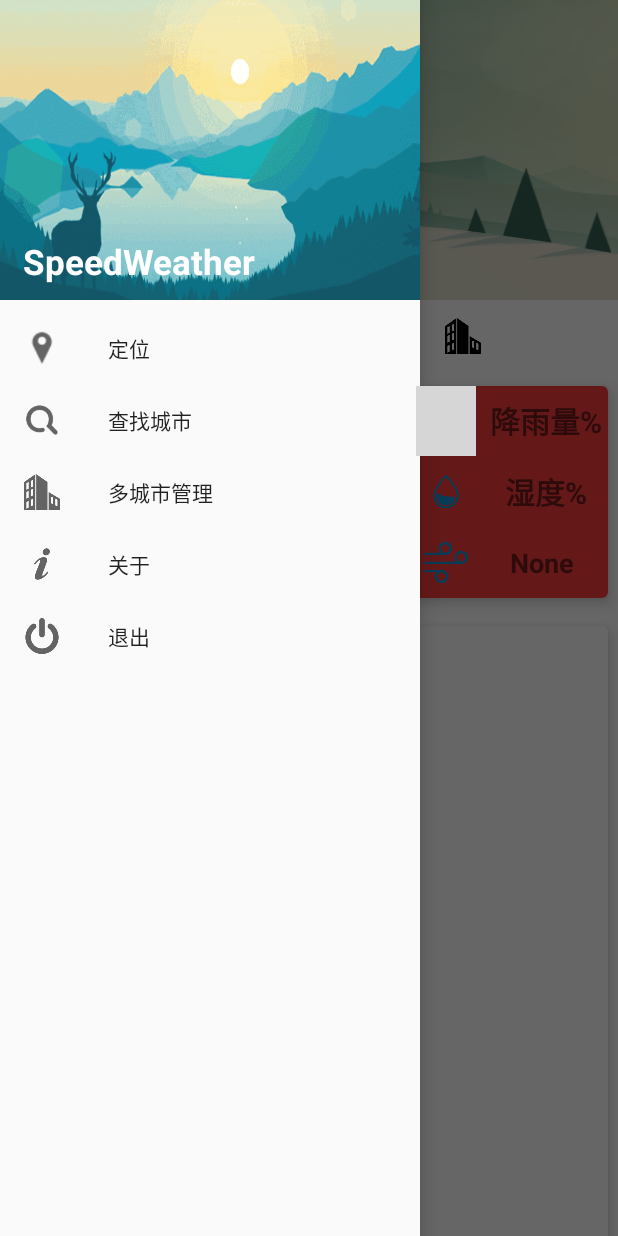
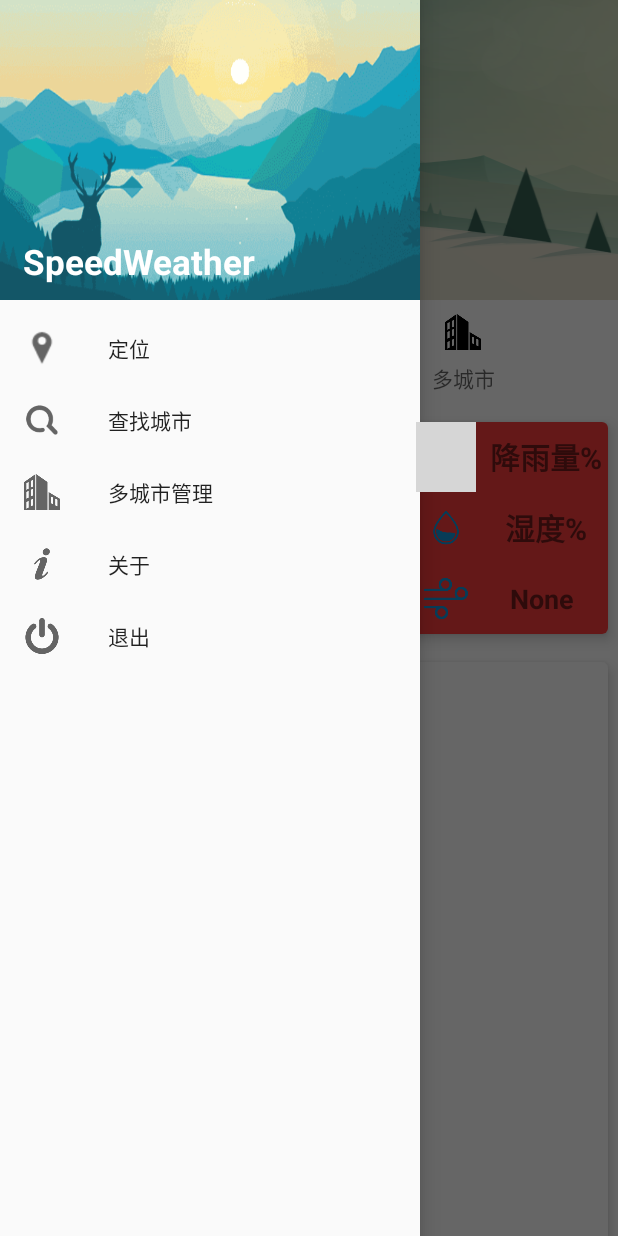
Before and after one commit to CKRao/Weather, an Android app: the screen it shows after launch (MainActivity), with the side drawer open, on a phone screen of 412 x 824 dp. Run offline under Robolectric (Android 15) with nearby library versions, the phone set to English and light mode, and no system bars; grey boxes are pictures that could not be loaded.

Commit message:
commit change1.2.5

```diff
--- a/app/src/main/java/com/example/ckrao/myapplication/Adapter/MyViewPagerAdapter.java
+++ b/app/src/main/java/com/example/ckrao/myapplication/Adapter/MyViewPagerAdapter.java
@@ -42,6 +42,6 @@ public class MyViewPagerAdapter extends PagerAdapter {
 
     @Override
     public CharSequence getPageTitle(int position) {
-        return "";
+        return mTitles[position];
     }
 }
--- a/app/src/main/java/com/example/ckrao/myapplication/MainActivity.java
+++ b/app/src/main/java/com/example/ckrao/myapplication/MainActivity.java
@@ -87,18 +87,15 @@ public class MainActivity extends AppCompatActivity implements SwipeRefreshLayou
     private ImageView img_04;
     private ImageView img_05;
     private ImageView img_06;
-    private ImageView img_07;
     private TextView temp_01;
     private TextView temp_02;
     private TextView temp_03;
     private TextView temp_04;
     private TextView temp_05;
     private TextView temp_06;
-    private TextView temp_07;
     private TextView week_04;
     private TextView week_05;
     private TextView week_06;
-    private TextView week_07;
     private TextView mSport_tx;
     private TextView mSport_content;
     private TextView tip;
@@ -135,6 +132,7 @@ public class MainActivity extends AppCompatActivity implements SwipeRefreshLayou
     private static final int MORECITY_ISEXIT = 105;
     private static final int START_SEARCH = 106;
     private static final int START_MORECITY = 107;
+    private static final int REFRESH_LOCALCITY= 108;
     private boolean isExit = false;
     private RecyclerView mRecyclerView;
     private long exitTime = 0;
@@ -182,6 +180,9 @@ public class MainActivity extends AppCompatActivity implements SwipeRefreshLayou
                     Intent intent = new Intent(MainActivity.this, SelectActivity.class);
                     intent.putExtra("From", data);
                     startActivityForResult(intent, 0);
+                    break;
+                case REFRESH_LOCALCITY:
+                    mSwipeRefreshLayout.setRefreshing(false);
                     break;
                 default:
                     CurrentWeatherBean bean = (CurrentWeatherBean) msg.obj;
@@ -422,7 +423,7 @@ public class MainActivity extends AppCompatActivity implements SwipeRefreshLayou
 
                         mMoreCityModels.get(finalI).setCity(bean.getHeWeather5().get(0).getBasic().getCity());
                         mMoreCityModels.get(finalI).setTemp(bean.getHeWeather5().get(0).getNow().getTmp());
-                        mMoreCityModels.get(finalI).setWeather(bean.getHeWeather5().get(0).getNow().getCond().getTxt());
+                        mMoreCityModels.get(finalI).setWeather(getResource("img" + bean.getHeWeather5().get(0).getDaily_forecast().get(0).getCond().getCode_d()));
                         mMoreCityModels.get(finalI).setMax(bean.getHeWeather5().get(0).getDaily_forecast().get(0).getTmp().getMax());
                         mMoreCityModels.get(finalI).setMin(bean.getHeWeather5().get(0).getDaily_forecast().get(0).getTmp().getMin());
                         setDataForList("moreCity", mMoreCityModels);
@@ -488,7 +489,7 @@ public class MainActivity extends AppCompatActivity implements SwipeRefreshLayou
         img_04 = (ImageView) mView1.findViewById(R.id.id_wea_04);
         img_05 = (ImageView) mView1.findViewById(R.id.id_wea_05);
         img_06 = (ImageView) mView1.findViewById(R.id.id_wea_06);
-        img_07 = (ImageView) mView1.findViewById(R.id.id_wea_07);
+
 
         temp_01 = (TextView) mView1.findViewById(R.id.temp_01);
         temp_02 = (TextView) mView1.findViewById(R.id.temp_02);
@@ -496,12 +497,12 @@ public class MainActivity extends AppCompatActivity implements SwipeRefreshLayou
         temp_04 = (TextView) mView1.findViewById(R.id.temp_04);
         temp_05 = (TextView) mView1.findViewById(R.id.temp_05);
         temp_06 = (TextView) mView1.findViewById(R.id.temp_06);
-        temp_07 = (TextView) mView1.findViewById(R.id.temp_07);
+
 
         week_04 = (TextView) mView1.findViewById(R.id.week_04);
         week_05 = (TextView) mView1.findViewById(R.id.week_05);
         week_06 = (TextView) mView1.findViewById(R.id.week_06);
-        week_07 = (TextView) mView1.findViewById(R.id.week_07);
+
 
         mRainfall = (TextView) mView1.findViewById(R.id.rainfall);
         mHumidity = (TextView) mView1.findViewById(R.id.humidity);
@@ -570,25 +571,25 @@ public class MainActivity extends AppCompatActivity implements SwipeRefreshLayou
         img_04.setImageResource(getResource(bean.getImg_04()));
         img_05.setImageResource(getResource(bean.getImg_05()));
         img_06.setImageResource(getResource(bean.getImg_06()));
-        img_07.setImageResource(getResource(bean.getImg_07()));
+
         temp_01.setText(bean.getTemp_01());
         temp_02.setText(bean.getTemp_02());
         temp_03.setText(bean.getTemp_03());
         temp_04.setText(bean.getTemp_04());
         temp_05.setText(bean.getTemp_05());
         temp_06.setText(bean.getTemp_06());
-        temp_07.setText(bean.getTemp_07());
+
         week_04.setText(bean.getWeek_04());
         week_05.setText(bean.getWeek_05());
         week_06.setText(bean.getWeek_06());
-        week_07.setText(bean.getWeek_07());
+
         mRainfall.setText(bean.getRainfall() + "%");
         mHumidity.setText(bean.getHumidity() + "%");
         mWinddirection.setText(bean.getWinddirection());
     }
 
     //通过图片名获取资源ID
-    private int getResource(String img) {
+    public  int getResource(String img) {
         Context ctx = getApplicationContext();
         int resId = getResources().getIdentifier(img, "drawable", ctx.getPackageName());
         return resId;
@@ -647,18 +648,18 @@ public class MainActivity extends AppCompatActivity implements SwipeRefreshLayou
         img_04.setImageResource(getResource(prefs.getString("img04", "img999")));
         img_05.setImageResource(getResource(prefs.getString("img05", "img999")));
         img_06.setImageResource(getResource(prefs.getString("img06", "img999")));
-        img_07.setImageResource(getResource(prefs.getString("img07", "img999")));
+
         temp_01.setText(prefs.getString("temp01", ""));
         temp_02.setText(prefs.getString("temp02", ""));
         temp_03.setText(prefs.getString("temp03", ""));
         temp_04.setText(prefs.getString("temp04", ""));
         temp_05.setText(prefs.getString("temp05", ""));
         temp_06.setText(prefs.getString("temp06", ""));
-        temp_07.setText(prefs.getString("temp07", ""));
+
         week_04.setText(prefs.getString("week04", ""));
         week_05.setText(prefs.getString("week05", ""));
         week_06.setText(prefs.getString("week06", ""));
-        week_07.setText(prefs.getString("week07", ""));
+
         mRainfall.setText(prefs.getString("rainfall", "降雨量") + "%");
         mHumidity.setText(prefs.getString("humidity", "湿度") + "%");
         mWinddirection.setText(prefs.getString("winddirection", "None"));
@@ -722,7 +723,6 @@ public class MainActivity extends AppCompatActivity implements SwipeRefreshLayou
             switch (resultCode) {
                 case 0:
                     myCity = data.getStringExtra("city_name");
-
                     Snackbar.make(layout, myCity,
                             Snackbar.LENGTH_LONG).show();
                     try {
@@ -738,7 +738,6 @@ public class MainActivity extends AppCompatActivity implements SwipeRefreshLayou
                             try {
                                 Log.i("Rao", response);
                                 analysis(response);
-
                             } catch (Exception e) {
                                 e.printStackTrace();
                             }
@@ -798,7 +797,7 @@ public class MainActivity extends AppCompatActivity implements SwipeRefreshLayou
         MoreCityModel moreCityModel = new MoreCityModel();
         moreCityModel.setCity(bean.getHeWeather5().get(0).getBasic().getCity());
         moreCityModel.setTemp(bean.getHeWeather5().get(0).getNow().getTmp());
-        moreCityModel.setWeather(bean.getHeWeather5().get(0).getNow().getCond().getTxt());
+        moreCityModel.setWeather(getResource("img" + bean.getHeWeather5().get(0).getDaily_forecast().get(0).getCond().getCode_d()));
         moreCityModel.setMax(bean.getHeWeather5().get(0).getDaily_forecast().get(0).getTmp().getMax());
         moreCityModel.setMin(bean.getHeWeather5().get(0).getDaily_forecast().get(0).getTmp().getMin());
         mMoreCityModels.add(moreCityModel);
@@ -911,6 +910,7 @@ public class MainActivity extends AppCompatActivity implements SwipeRefreshLayou
         Message message = new Message();
         message.obj = bean1;
         mHandler.sendMessage(message);
+
     }
 
     @Override
@@ -954,6 +954,7 @@ public class MainActivity extends AppCompatActivity implements SwipeRefreshLayou
 
 
     private void setTheLocalCity(String city) {
+        mSwipeRefreshLayout.setRefreshing(true);
         Snackbar.make(layout, "当前城市：" + city,
                 Snackbar.LENGTH_LONG).show();
         try {
@@ -979,6 +980,7 @@ public class MainActivity extends AppCompatActivity implements SwipeRefreshLayou
             }
         });
         mLocationClient.stop();
+        mHandler.sendEmptyMessageDelayed(REFRESH_LOCALCITY,2000);
     }
 
     @Override
--- a/app/src/main/java/com/example/ckrao/myapplication/Model/MoreCityModel.java
+++ b/app/src/main/java/com/example/ckrao/myapplication/Model/MoreCityModel.java
@@ -7,7 +7,7 @@ package com.example.ckrao.myapplication.Model;
 public class MoreCityModel {
     private String city;
     private String temp;
-    private String weather;
+    private int weather;
     private String max,min;
 
     public String getMax() {
@@ -42,11 +42,11 @@ public class MoreCityModel {
         this.temp = temp;
     }
 
-    public String getWeather() {
+    public int getWeather() {
         return weather;
     }
 
-    public void setWeather(String weather) {
+    public void setWeather(int weather) {
         this.weather = weather;
     }
 }
--- a/app/src/main/java/com/example/ckrao/myapplication/SplashActivity.java
+++ b/app/src/main/java/com/example/ckrao/myapplication/SplashActivity.java
@@ -23,7 +23,7 @@ public class SplashActivity extends Activity {
                 finish();
         overridePendingTransition(R.anim.stand,R.anim.splash);
             }
-        },500);
+        },700);
 
     }
 }
--- a/app/src/main/res/drawable/splash.xml
+++ b/app/src/main/res/drawable/splash.xml
@@ -1,5 +1,4 @@
 <?xml version="1.0" encoding="utf-8"?>
 <layer-list xmlns:android="http://schemas.android.com/apk/res/android">
     <item android:drawable="@drawable/start"></item>
-
 </layer-list>
--- a/app/src/main/res/layout/show_layout.xml
+++ b/app/src/main/res/layout/show_layout.xml
@@ -193,22 +193,24 @@
                         android:orientation="vertical">
 
                         <LinearLayout
-                            android:padding="5dp"
                             android:layout_width="match_parent"
                             android:layout_height="wrap_content"
-                            android:orientation="horizontal">
+                            android:orientation="horizontal"
+                            android:padding="5dp">
+
                             <ImageView
+                                android:layout_width="3dp"
+                                android:layout_height="match_parent"
                                 android:layout_marginLeft="10dp"
-                                android:background="@color/colorPrimary"
-                                android:layout_width="3dp"
-                                android:layout_height="match_parent"/>
+                                android:background="#1296db"/>
+
                             <TextView
-                                android:textColor="@color/colorPrimary"
-                                android:layout_marginLeft="5dp"
                                 android:layout_width="match_parent"
                                 android:layout_height="wrap_content"
+                                android:layout_marginLeft="5dp"
                                 android:padding="5dp"
                                 android:text="未来天气"
+                                android:textColor="#1296db"
                                 android:textSize="20sp"/>
                         </LinearLayout>
 
@@ -231,7 +233,6 @@
                                 android:layout_margin="10dp"
                                 android:layout_toRightOf="@id/id_tomorrow01"
                                 android:text="今天"
-                                android:textColor="#000"
                                 android:textSize="20sp"/>
 
                             <ImageView
@@ -252,7 +253,6 @@
                                 android:layout_centerVertical="true"
                                 android:layout_margin="10dp"
                                 android:text="temp1～temp2"
-                                android:textColor="#000"
                                 android:textSize="23sp"/>
                         </RelativeLayout>
 
@@ -275,7 +275,6 @@
                                 android:layout_margin="10dp"
                                 android:layout_toRightOf="@id/id_tomorrow02"
                                 android:text="明天"
-                                android:textColor="#000"
                                 android:textSize="20sp"/>
 
                             <ImageView
@@ -285,7 +284,6 @@
                                 android:layout_centerInParent="true"
                                 android:layout_margin="10dp"
                                 android:src="@drawable/img999"
-                                android:textColor="#000"
                                 android:textSize="20sp"/>
 
                             <TextView
@@ -296,7 +294,6 @@
                                 android:layout_centerVertical="true"
                                 android:layout_margin="10dp"
                                 android:text="temp1～temp2"
-                                android:textColor="#000"
                                 android:textSize="23sp"/>
                         </RelativeLayout>
 
@@ -322,17 +319,6 @@
                                 android:textSize="20sp"/>
 
                             <TextView
-                                android:id="@+id/temp_03"
-                                android:layout_width="wrap_content"
-                                android:layout_height="wrap_content"
-                                android:layout_alignParentRight="true"
-                                android:layout_centerVertical="true"
-                                android:layout_margin="10dp"
-                                android:text="temp1～temp2"
-                                android:textColor="#000"
-                                android:textSize="23sp"/>
-
-                            <TextView
                                 android:id="@+id/week_03"
                                 android:layout_width="wrap_content"
                                 android:layout_height="wrap_content"
@@ -342,8 +328,17 @@
                                 android:layout_toEndOf="@+id/id_tomorrow03"
                                 android:layout_toRightOf="@+id/id_tomorrow03"
                                 android:text="后天"
-                                android:textColor="#000"
                                 android:textSize="20sp"/>
+
+                            <TextView
+                                android:id="@+id/temp_03"
+                                android:layout_width="wrap_content"
+                                android:layout_height="wrap_content"
+                                android:layout_alignParentRight="true"
+                                android:layout_centerVertical="true"
+                                android:layout_margin="10dp"
+                                android:text="temp1～temp2"
+                                android:textSize="23sp"/>
                         </RelativeLayout>
 
                         <RelativeLayout
@@ -365,7 +360,6 @@
                                 android:layout_margin="10dp"
                                 android:layout_toRightOf="@id/id_tomorrow04"
                                 android:text="None"
-                                android:textColor="#000"
                                 android:textSize="20sp"/>
 
                             <ImageView
@@ -386,7 +380,6 @@
                                 android:layout_centerVertical="true"
                                 android:layout_margin="10dp"
                                 android:text="temp1～temp2"
-                                android:textColor="#000"
                                 android:textSize="23sp"/>
                         </RelativeLayout>
 
@@ -409,7 +402,6 @@
                                 android:layout_margin="10dp"
                                 android:layout_toRightOf="@id/id_tomorrow05"
                                 android:text="None"
-                                android:textColor="#000"
                                 android:textSize="20sp"/>
 
                             <ImageView
@@ -419,7 +411,6 @@
                                 android:layout_centerInParent="true"
                                 android:layout_margin="10dp"
                                 android:src="@drawable/img999"
-                                android:textColor="#000"
                                 android:textSize="20sp"/>
 
                             <TextView
@@ -430,7 +421,6 @@
                                 android:layout_centerVertical="true"
                                 android:layout_margin="10dp"
                                 android:text="temp1～temp2"
-                                android:textColor="#000"
                                 android:textSize="23sp"/>
                         </RelativeLayout>
 
@@ -453,7 +443,6 @@
                                 android:layout_margin="10dp"
                                 android:layout_toRightOf="@id/id_tomorrow06"
                                 android:text="Nome"
-                                android:textColor="#000"
                                 android:textSize="20sp"/>
 
                             <ImageView
@@ -463,7 +452,6 @@
                                 android:layout_centerInParent="true"
                                 android:layout_margin="10dp"
                                 android:src="@drawable/img999"
-                                android:textColor="#000"
                                 android:textSize="20sp"/>
 
                             <TextView
@@ -474,53 +462,10 @@
                                 android:layout_centerVertical="true"
                                 android:layout_margin="10dp"
                                 android:text="temp1～temp2"
-                                android:textColor="#000"
                                 android:textSize="23sp"/>
                         </RelativeLayout>
 
-                        <RelativeLayout
-                            android:layout_width="match_parent"
-                            android:layout_height="60dp">
 
-                            <ImageView
-                                android:id="@+id/id_tomorrow07"
-                                android:layout_width="60dp"
-                                android:layout_height="match_parent"
-                                android:padding="10dp"
-                                android:src="@drawable/mytemp"/>
-
-                            <TextView
-                                android:id="@+id/week_07"
-                                android:layout_width="wrap_content"
-                                android:layout_height="wrap_content"
-                                android:layout_centerVertical="true"
-                                android:layout_margin="10dp"
-                                android:layout_toRightOf="@id/id_tomorrow07"
-                                android:text="None"
-                                android:textColor="#000"
-                                android:textSize="20sp"/>
-
-                            <ImageView
-                                android:id="@+id/id_wea_07"
-                                android:layout_width="40dp"
-                                android:layout_height="match_parent"
-                                android:layout_centerInParent="true"
-                                android:layout_margin="10dp"
-                                android:src="@drawable/img999"
-                                android:textColor="#000"
-                                android:textSize="20sp"/>
-
-                            <TextView
-                                android:id="@+id/temp_07"
-                                android:layout_width="wrap_content"
-                                android:layout_height="wrap_content"
-                                android:layout_alignParentRight="true"
-                                android:layout_centerVertical="true"
-                                android:layout_margin="10dp"
-                                android:text="temp1～temp2"
-                                android:textColor="#000"
-                                android:textSize="23sp"/>
-                        </RelativeLayout>
                     </LinearLayout>
                 </android.support.v7.widget.CardView>
 
@@ -548,19 +493,23 @@
                             android:layout_width="match_parent"
                             android:layout_height="wrap_content"
                             android:orientation="horizontal">
+
                             <ImageView
-                                android:background="@color/colorPrimary"
+                                android:id="@+id/imageView"
                                 android:layout_width="3dp"
-                                android:layout_height="match_parent"/>
+                                android:layout_height="match_parent"
+                                android:background="#1296db"/>
+
                             <TextView
-                                android:textColor="@color/colorPrimary"
-                                android:layout_marginLeft="5dp"
                                 android:layout_width="match_parent"
                                 android:layout_height="wrap_content"
+                                android:layout_marginLeft="5dp"
                                 android:padding="5dp"
                                 android:text="生活指数"
+                                android:textColor="#1296db"
                                 android:textSize="20sp"/>
                         </LinearLayout>
+
                         <RelativeLayout
                             android:layout_width="match_parent"
                             android:layout_height="80dp">
@@ -609,8 +558,6 @@
                                 android:src="@drawable/sport"/>
 
 
-
-
                             <TextView
                                 android:id="@+id/id_sport_tx"
                                 android:layout_width="wrap_content"
@@ -621,6 +568,7 @@
                                 android:text="运动指数"
                                 android:textColor="#000"
                                 android:textSize="18sp"/>
+
                             <TextView
                                 android:id="@+id/id_sport_content"
                                 android:layout_width="wrap_content"
--- a/app/src/main/res/values-v21/styles.xml
+++ b/app/src/main/res/values-v21/styles.xml
@@ -13,7 +13,7 @@
     </style>
     <style name="SplashTheme" parent="AppTheme">
         <!-- 欢迎页背景引用刚才写好的 -->
-        <item name="android:windowBackground">@drawable/start</item>
+        <item name="android:windowBackground">@drawable/splash</item>
         <item name="android:windowFullscreen">true</item>
         <!-- <item name="android:windowIsTranslucent">true</item> --> <!-- 透明背景不要了 -->
     </style>
--- a/app/src/main/res/values/styles.xml
+++ b/app/src/main/res/values/styles.xml
@@ -12,7 +12,7 @@
     </style>
     <style name="SplashTheme" parent="AppTheme">
         <!-- 欢迎页背景引用刚才写好的 -->
-        <item name="android:windowBackground">@drawable/start</item>
+        <item name="android:windowBackground">@drawable/splash</item>
         <item name="android:windowFullscreen">true</item>
         <!-- <item name="android:windowIsTranslucent">true</item> --> <!-- 透明背景不要了 -->
     </style>
```
Also changed, not shown: app/src/main/java/com/example/ckrao/myapplication/Adapter/RecyclerAdapter.java (+13 -11 lines), app/src/main/res/layout/newcity_item.xml (+21 -21 lines), 1 other file.
